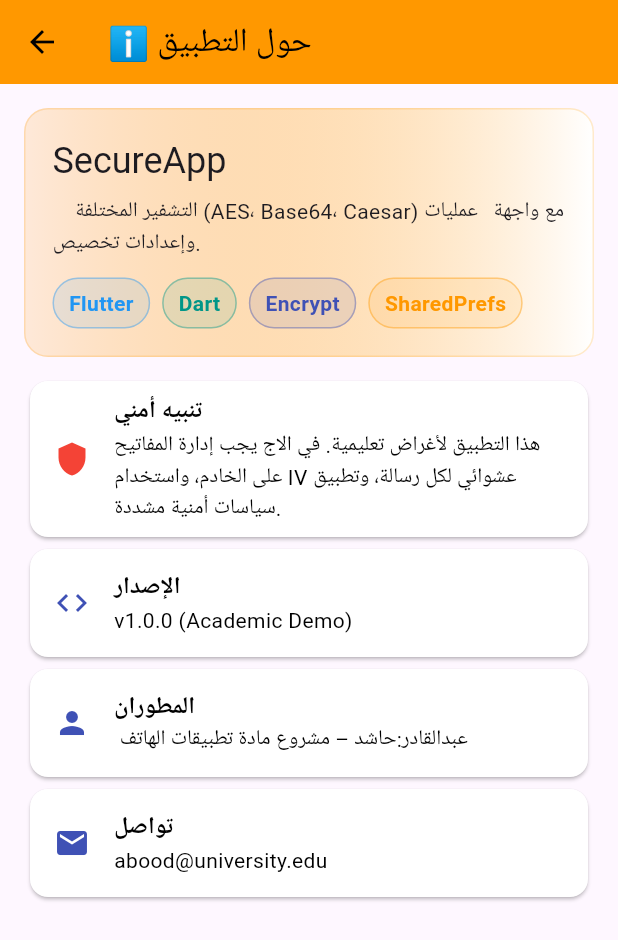
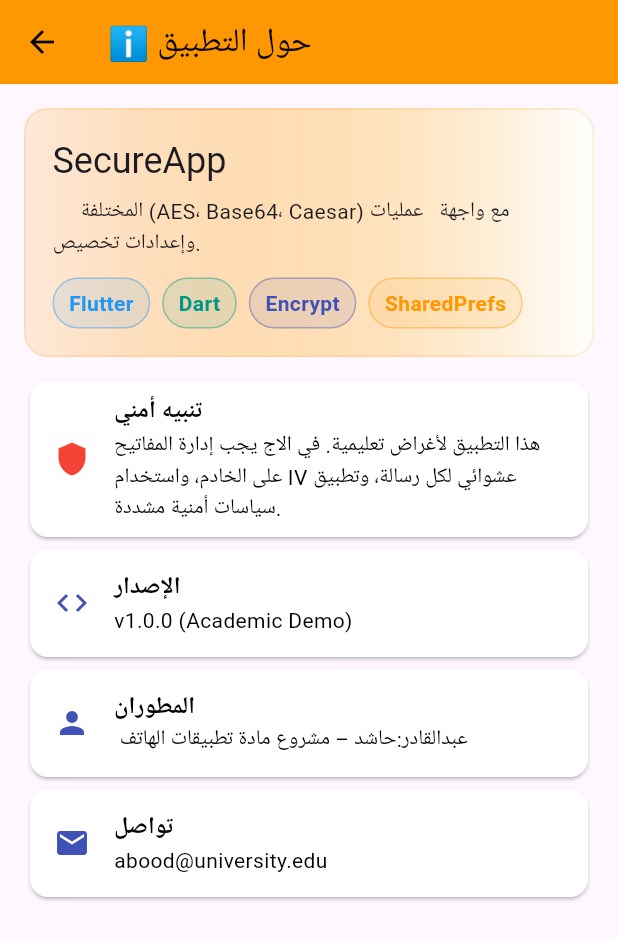
Before and after one commit to hashedalmaswi/my-project, a Flutter app: the AboutPage screen opened directly, on a phone screen of 412 x 824 dp. Shown: the top 940 px of the screen. Run offline on Flutter 3.47's test engine with Material 3 defaults, Android fonts, the phone set to English and light mode, and no system bars; our stand-ins replace shared_preferences; missing offline and left inert: encrypt; accounts and stored records are empty.

```diff
--- a/lib/about_page.dart
+++ b/lib/about_page.dart
@@ -50,7 +50,7 @@ class AboutPage extends StatelessWidget {
                 Text('SecureApp', style: Theme.of(context).textTheme.headlineSmall),
                 const SizedBox(height: 8),
                 const Text(
-                  '    التشفير المختلفة (AES، Base64، Caesar) '
+                  '     المختلفة (AES، Base64، Caesar) '
                       'مع واجهة   عمليات وإعدادات تخصيص.',
                 ),
                 const SizedBox(height: 12),
```
